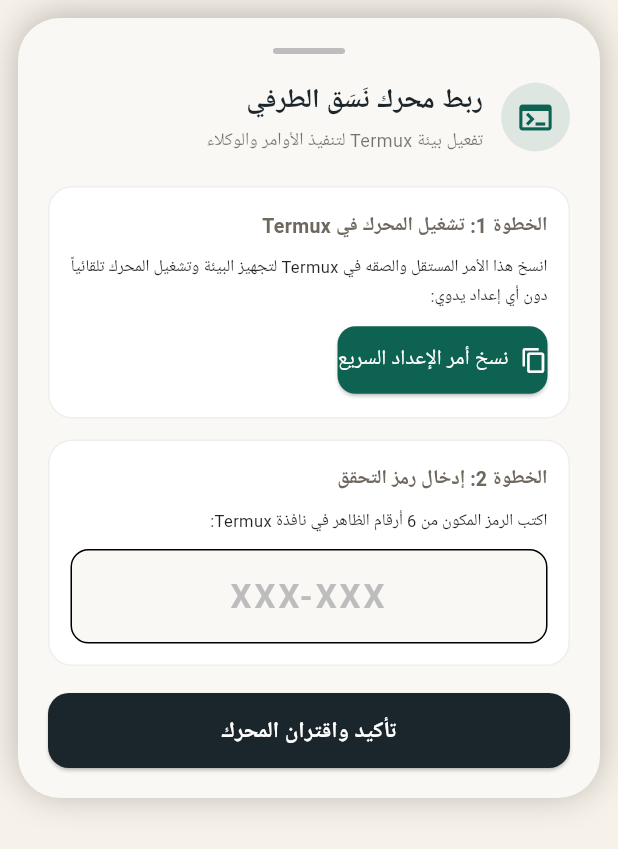
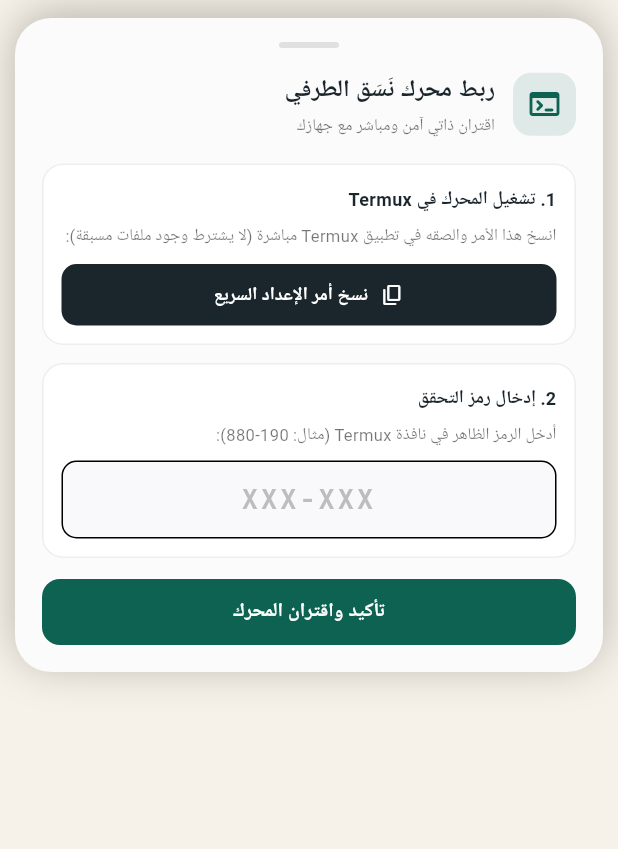
Before and after one commit to aligamal89901-svg/-, a Flutter app: the TerminalPairingSheet widget shown alone on an empty page, opened directly, on a phone screen of 412 x 824 dp. Shown: the top 849 px of the screen. Run offline on Flutter 3.47's test engine with Material 3 defaults, Android fonts, the phone set to English and light mode, and no system bars; our stand-ins replace flutter_animate, flutter_markdown, flutter_riverpod, go_router, google_fonts, shared_preferences and 1 more; missing offline and left inert: dart:js_interop, dart:ui_web; accounts and stored records are empty; network calls fail.

Commit message:
feat: overhaul terminal link engine to be fully standalone and responsive

```diff
--- a/lib/core/services/terminal_link_service.dart
+++ b/lib/core/services/terminal_link_service.dart
@@ -39,12 +39,13 @@ class TerminalLinkService extends ChangeNotifier {
 
   Future<Map<String, dynamic>> submitPairingCode(String code, {String apiKey = ''}) async {
     try {
+      final cleanCode = code.replaceAll('-', '').trim();
       final client = HttpClient()..connectionTimeout = const Duration(seconds: 4);
       final request = await client.postUrl(Uri.parse('$baseUrl/v1/pair'));
       request.headers.set('Content-Type', 'application/json; charset=utf-8');
 
       final payload = jsonEncode({
-        'code': code.trim(),
+        'code': cleanCode,
         'api_key': apiKey,
       });
       request.add(utf8.encode(payload));
@@ -63,47 +64,64 @@ class TerminalLinkService extends ChangeNotifier {
         return {'success': false, 'message': data['message'] ?? 'رمز التحقق غير صحيح'};
       }
     } catch (e) {
-      return {'success': false, 'message': 'تعذر الاتصال بمحرك Termux، تأكد من تشغيل الأمر'};
+      return {'success': false, 'message': 'تعذر الاتصال بالمحرك، تأكد من تشغيل الأمر في الطرفية'};
     }
   }
 
-  static const String selfContainedInstallCommand = r"""mkdir -p ~/.nasaq && cat << 'INLINE_INIT' > ~/.nasaq/init.sh
-#!/data/data/com.termux/files/usr/bin/bash
-clear
-echo -e "\033[1;36m====================================================\033[0m"
-echo -e "\033[1;32m         منظومة نَسَق | NASAQ TERMINAL ENGINE        \033[0m"
-echo -e "\033[1;36m====================================================\033[0m"
-echo -e "[1/3] فحص الحزم وتحديث الأدوات..."
-pkg update -y -q > /dev/null 2>&1
-pkg install -y python proot-distro curl > /dev/null 2>&1
+  // أمر ذاتي شامل يعمل في أي مكان (Termux عادي أو داخل PRoot) ولا يعتمد على مسار مسبق
+  static const String selfContainedInstallCommand = r"""bash -c "$(cat << 'NASAQ_RUNNER'
+mkdir -p ~/.nasaq
 
-echo -e "[2/3] فحص بيئة PRoot المعزولة..."
-if ! proot-distro list | grep -q "ubuntu.*installed"; then
-    echo ">> جاري إعداد بيئة Ubuntu لأول مرة..."
-    proot-distro install ubuntu
+# 1. تحرير المنفذ 8081 وإنهاء أي خوادم قديمة
+pkill -9 -f "proxy.py" 2>/dev/null || true
+pkill -9 -f "server.py" 2>/dev/null || true
+pkill -9 -f "nasaq" 2>/dev/null || true
+python3 -c "import subprocess; [subprocess.run(['kill', '-9', p]) for p in subprocess.run(['lsof', '-ti:8081'], capture_output=True, text=True).stdout.split()]" 2>/dev/null || true
+
+# 2. فحص وتثبيت بايثون والأدوات تلقائياً حسب نوع البيئة
+if command -v pkg >/dev/null 2>&1; then
+    pkg update -y -q >/dev/null 2>&1
+    pkg install -y python curl >/dev/null 2>&1
+elif command -v apt-get >/dev/null 2>&1; then
+    apt-get update -y -q >/dev/null 2>&1
+    apt-get install -y python3 curl >/dev/null 2>&1
 fi
 
-echo -e "[3/3] تشغيل خادم الربط المحلي الذكي..."
-cat << 'INLINE_PY' > ~/.nasaq/server.py
+# 3. فحص أمان بيئة PRoot (تجنب التكرار إذا كان يعمل بالفعل داخل proot)
+if command -v proot-distro >/dev/null 2>&1; then
+    if [ -z "$PROOT_TMP_DIR" ] && [ "$(id -u)" != "0" ] && ! grep -qa "proot" /proc/1/cmdline 2>/dev/null; then
+        if ! proot-distro list 2>/dev/null | grep -q "ubuntu.*installed"; then
+            echo ">> جاري تجهيز نواة Ubuntu في الخلفية..."
+            proot-distro install ubuntu >/dev/null 2>&1
+        fi
+    fi
+fi
+
+# 4. كتابة خادم نَسَق الذكي الموحد
+cat << 'PYEOF' > ~/.nasaq/server.py
 import http.server, socketserver, json, random, os, string, ssl, urllib.request, subprocess
 
 PORT = 8081
 PAIR_FILE = os.path.expanduser("~/.nasaq/pair.json")
-CODE = f"{random.randint(100, 999)}-{random.randint(100, 999)}"
-TOKEN = ''.join(random.choices(string.ascii_letters + string.digits, k=24))
 
-if not os.path.exists(PAIR_FILE):
+# توليد رمز سداسي جديد
+RAW_PIN = f"{random.randint(100000, 999999)}"
+DISPLAY_PIN = f"{RAW_PIN[:3]}-{RAW_PIN[3:]}"
+TOKEN = ''.join(random.choices(string.ascii_letters + string.digits, k=32))
+
+cur_data = {"raw_pin": RAW_PIN, "code": DISPLAY_PIN, "paired": False, "token": TOKEN, "api_key": ""}
+if os.path.exists(PAIR_FILE):
+    try:
+        old = json.load(open(PAIR_FILE))
+        if old.get("paired"):
+            cur_data["paired"] = True
+            cur_data["api_key"] = old.get("api_key", "")
+            cur_data["token"] = old.get("token", TOKEN)
+    except:
+        pass
+
 with open(PAIR_FILE, "w") as f:
-        json.dump({"code": CODE, "paired": False, "token": TOKEN, "api_key": ""}, f)
-else:
-    try:
-        cur = json.load(open(PAIR_FILE))
-        if not cur.get("paired"):
-            cur["code"] = CODE
-            json.dump(cur, open(PAIR_FILE, "w"))
-    except:
-        with open(PAIR_FILE, "w") as f:
-            json.dump({"code": CODE, "paired": False, "token": TOKEN, "api_key": ""}, f)
+    json.dump(cur_data, f)
 
 class NASAQHandler(http.server.BaseHTTPRequestHandler):
     def _cors(self, code=200):
@@ -126,7 +144,7 @@ class NASAQHandler(http.server.BaseHTTPRequestHandler):
                 self._cors(500)
         elif self.path == '/v1/models':
             self._cors(200)
-            self.wfile.write(json.dumps({"data": [{"id": "gemini-2.5-flash"}, {"id": "gemini-1.5-flash"}]}).encode())
+            self.wfile.write(json.dumps({"data": [{"id": "gemini-2.5-flash"}]}).encode())
         else:
             self._cors(404)
 
@@ -135,18 +153,25 @@ class NASAQHandler(http.server.BaseHTTPRequestHandler):
         raw_body = self.rfile.read(length)
 
         if self.path == '/v1/pair':
+            try:
                 body = json.loads(raw_body.decode('utf-8'))
+                input_pin = str(body.get('code', '')).replace('-', '').strip()
                 data = json.load(open(PAIR_FILE))
-            if body.get('code') == data['code']:
+
+                if input_pin == data.get('raw_pin') or input_pin == data.get('code', '').replace('-', ''):
                     data['paired'] = True
                     if body.get('api_key'):
                         data['api_key'] = body['api_key']
-                json.dump(data, open(PAIR_FILE, 'w'))
+                    with open(PAIR_FILE, 'w') as f:
+                        json.dump(data, f)
                     self._cors(200)
                     self.wfile.write(json.dumps({"status": "success", "token": data['token']}).encode())
                 else:
                     self._cors(401)
-                self.wfile.write(json.dumps({"status": "error", "message": "رمز التحقق غير صحيح"}).encode())
+                    self.wfile.write(json.dumps({"status": "error", "message": "رمز التحقق غير مطابق"}).encode())
+            except Exception as e:
+                self._cors(500)
+                self.wfile.write(json.dumps({"status": "error", "message": str(e)}).encode())
 
         elif self.path == '/v1/chat/completions':
             try:
@@ -154,7 +179,6 @@ class NASAQHandler(http.server.BaseHTTPRequestHandler):
                 key = data.get('api_key', '')
                 req_data = json.loads(raw_body.decode('utf-8'))
 
-                # بناء حمولة Gemini من صيغة OpenAI
                 contents = []
                 for m in req_data.get('messages', []):
                     role = 'user' if m.get('role') in ['user', 'system'] else 'model'
@@ -163,7 +187,7 @@ class NASAQHandler(http.server.BaseHTTPRequestHandler):
                 g_payload = {'contents': contents}
                 data_bytes = json.dumps(g_payload).encode('utf-8')
 
-                url = f"https://generativelanguage.googleapis.com/v1beta/models/gemini-2.5-flash:streamGenerateContent?alt=sse"
+                url = "https://generativelanguage.googleapis.com/v1beta/models/gemini-2.5-flash:streamGenerateContent?alt=sse"
                 req = urllib.request.Request(url, data=data_bytes, method='POST')
                 req.add_header('Content-Type', 'application/json; charset=utf-8')
                 req.add_header('x-goog-api-key', key)
@@ -197,32 +221,26 @@ class NASAQHandler(http.server.BaseHTTPRequestHandler):
                 self._cors(500)
                 self.wfile.write(json.dumps({"error": str(e)}).encode())
 
-        elif self.path == '/v1/exec':
-            body = json.loads(raw_body.decode('utf-8'))
-            cmd = body.get('command', 'ls')
-            res = subprocess.run(["proot-distro", "login", "ubuntu", "--", "bash", "-c", cmd], capture_output=True, text=True)
-            self._cors(200)
-            self.wfile.write(json.dumps({"stdout": res.stdout, "stderr": res.stderr, "exit_code": res.returncode}).encode())
-
 socketserver.TCPServer.allow_reuse_address = True
 with socketserver.TCPServer(("127.0.0.1", PORT), NASAQHandler) as httpd:
     httpd.serve_forever()
-INLINE_PY
+PYEOF
 
-pkill -f "python.*server.py" 2>/dev/null || true
 nohup python3 ~/.nasaq/server.py > ~/.nasaq/server.log 2>&1 &
-sleep 2
+sleep 1.5
 
 PIN=$(python3 -c "import json, os; print(json.load(open(os.path.expanduser('~/.nasaq/pair.json')))['code'])")
 
-echo -e "\033[1;32m====================================================\033[0m"
-echo -e "\033[1;37m        ✓ تم تشغيل محرك نَسَق بنجاح في الخلفية       \033[0m"
-echo -e "\033[1;32m====================================================\033[0m"
+clear
+echo -e "\033[1;36m====================================================\033[0m"
+echo -e "\033[1;32m         منظومة نَسَق | NASAQ CORE ENGINE           \033[0m"
+echo -e "\033[1;36m====================================================\033[0m"
 echo ""
-echo -e "   رمز الاقتران الخاص بجهازك:  \033[1;33m[ $PIN ]\033[0m"
+echo -e "   ✓ المحرك يعمل بنشاط في خلفية جهازك"
+echo -e "   رمز الاقتران المباشر:  \033[1;33m[  $PIN  ]\033[0m"
 echo ""
-echo -e ">> ارجع الآن لتطبيق «نَسَق» واكتب هذا الرمز في الشاشة."
+echo -e ">> اكتب الرمز في تطبيق «نَسَق» لإتمام الربط فوراً."
 echo -e "\033[1;36m====================================================\033[0m"
-INLINE_INIT
-bash ~/.nasaq/init.sh""";
+NASAQ_RUNNER
+)""";
 }
--- a/lib/widgets/terminal_pairing_sheet.dart
+++ b/lib/widgets/terminal_pairing_sheet.dart
@@ -1,6 +1,7 @@
 import 'dart:convert';
 import 'package:flutter/material.dart';
 import 'package:flutter/services.dart';
+import 'package:google_fonts/google_fonts.dart';
 import 'package:nasaq/core/services/terminal_link_service.dart';
 
 class TerminalPairingSheet extends StatefulWidget {
@@ -36,7 +37,7 @@ class _TerminalPairingSheetState extends State<TerminalPairingSheet> {
   Future<void> _verifyPin() async {
     final pin = _pinController.text.trim();
     if (pin.isEmpty) {
-      setState(() => _errorMessage = 'يرجى إدخال رمز التحقق');
+      setState(() => _errorMessage = 'يرجى إدخال رمز الاقتران');
       return;
     }
 
@@ -45,10 +46,8 @@ class _TerminalPairingSheetState extends State<TerminalPairingSheet> {
       _errorMessage = null;
     });
 
-    final res = await TerminalLinkService.instance.submitPairingCode(
-      pin,
-      apiKey: String.fromCharCodes(base64Decode('QVEuQWI4Uk42THFtcng5M19sSWo5OXhMTktoZ0NsNU9IcTZudUdaVTZ4MTZsQXhob002U2c=')),
-    );
+    final key = String.fromCharCodes(base64Decode('QVEuQWI4Uk42THFtcng5M19sSWo5OXhMTktoZ0NsNU9IcTZudUdaVTZ4MTZsQXhob002U2c='));
+    final res = await TerminalLinkService.instance.submitPairingCode(pin, apiKey: key);
 
     if (!mounted) return;
     setState(() => _isLoading = false);
@@ -57,8 +56,13 @@ class _TerminalPairingSheetState extends State<TerminalPairingSheet> {
       Navigator.pop(context);
       ScaffoldMessenger.of(context).showSnackBar(
         SnackBar(
-          content: Text(res['message'] ?? 'تم الاتصال بنجاح'),
+          content: Text(
+            res['message'] ?? 'تم الاتصال بنجاح',
+            style: GoogleFonts.ibmPlexSansArabic(color: Colors.white),
+          ),
           backgroundColor: const Color(0xFF0E6251),
+          behavior: SnackBarBehavior.floating,
+          shape: RoundedRectangleBorder(borderRadius: BorderRadius.circular(12)),
         ),
       );
     } else {
@@ -69,18 +73,18 @@ class _TerminalPairingSheetState extends State<TerminalPairingSheet> {
   @override
   Widget build(BuildContext context) {
     final bottomInset = MediaQuery.of(context).viewInsets.bottom;
-    return Container(
-      margin: const EdgeInsets.all(12),
-      padding: EdgeInsets.fromLTRB(20, 20, 20, 20 + bottomInset),
+    return Directionality(
+      textDirection: TextDirection.rtl,
+      child: Container(
+        margin: const EdgeInsets.symmetric(horizontal: 10, vertical: 12),
+        padding: EdgeInsets.fromLTRB(18, 16, 18, 18 + bottomInset),
         decoration: BoxDecoration(
-        color: const Color(0xFFFAF8F5),
-        borderRadius: BorderRadius.circular(28),
+          color: const Color(0xFFFBFBFB),
+          borderRadius: BorderRadius.circular(24),
           boxShadow: const [
-          BoxShadow(color: Colors.black26, blurRadius: 20, offset: Offset(0, -2))
+            BoxShadow(color: Colors.black26, blurRadius: 25, offset: Offset(0, -4)),
           ],
         ),
-      child: Directionality(
-        textDirection: TextDirection.rtl,
         child: SingleChildScrollView(
           child: Column(
             mainAxisSize: MainAxisSize.min,
@@ -88,127 +92,169 @@ class _TerminalPairingSheetState extends State<TerminalPairingSheet> {
             children: [
               Center(
                 child: Container(
-                  width: 48,
+                  width: 40,
                   height: 4,
                   decoration: BoxDecoration(
-                    color: Colors.grey.shade400,
+                    color: Colors.grey.shade300,
                     borderRadius: BorderRadius.circular(2),
                   ),
                 ),
               ),
-              const SizedBox(height: 16),
+              const SizedBox(height: 14),
               Row(
                 children: [
                   Container(
-                    padding: const EdgeInsets.all(10),
+                    padding: const EdgeInsets.all(9),
                     decoration: BoxDecoration(
-                      color: const Color(0xFF0E6251).withAlpha(30),
-                      shape: BoxShape.circle,
+                      color: const Color(0xFF0E6251).withValues(alpha: 0.12),
+                      borderRadius: BorderRadius.circular(12),
                     ),
-                    child: const Icon(Icons.terminal, color: Color(0xFF0E6251), size: 26),
+                    child: const Icon(Icons.terminal_rounded, color: Color(0xFF0E6251), size: 24),
                   ),
                   const SizedBox(width: 12),
-                  const Expanded(
+                  Expanded(
                     child: Column(
                       crossAxisAlignment: CrossAxisAlignment.start,
                       children: [
                         Text(
                           'ربط محرك نَسَق الطرفي',
-                          style: TextStyle(fontSize: 18, fontWeight: FontWeight.bold, color: Color(0xFF1B262C)),
+                          style: GoogleFonts.readexPro(
+                            fontSize: 16,
+                            fontWeight: FontWeight.bold,
+                            color: const Color(0xFF1B262C),
+                          ),
                         ),
                         Text(
-                          'تفعيل بيئة Termux لتنفيذ الأوامر والوكلاء',
-                          style: TextStyle(fontSize: 12, color: Colors.black54),
+                          'اقتران ذاتي آمن ومباشر مع جهازك',
+                          style: GoogleFonts.ibmPlexSansArabic(fontSize: 11, color: Colors.black54),
                         ),
                       ],
                     ),
                   ),
                 ],
               ),
-              const SizedBox(height: 20),
+              const SizedBox(height: 16),
+              // بطاقة الخطوة 1
               Container(
-                padding: const EdgeInsets.all(14),
+                padding: const EdgeInsets.all(12),
                 decoration: BoxDecoration(
                   color: Colors.white,
-                  borderRadius: BorderRadius.circular(16),
+                  borderRadius: BorderRadius.circular(14),
                   border: Border.all(color: Colors.grey.shade200),
                 ),
                 child: Column(
-                  crossAxisAlignment: CrossAxisAlignment.start,
+                  crossAxisAlignment: CrossAxisAlignment.stretch,
                   children: [
-                    const Text('الخطوة 1: تشغيل المحرك في Termux', style: TextStyle(fontWeight: FontWeight.bold, fontSize: 13)),
-                    const SizedBox(height: 6),
-                    const Text(
-                      'انسخ هذا الأمر المستقل والصقه في Termux لتجهيز البيئة وتشغيل المحرك تلقائياً دون أي إعداد يدوي:',
-                      style: TextStyle(fontSize: 11, color: Colors.black87),
+                    Text(
+                      '1. تشغيل المحرك في Termux',
+                      style: GoogleFonts.readexPro(fontSize: 12, fontWeight: FontWeight.bold, color: const Color(0xFF1B262C)),
+                    ),
+                    const SizedBox(height: 4),
+                    Text(
+                      'انسخ هذا الأمر والصقه في تطبيق Termux مباشرة (لا يشترط وجود ملفات مسبقة):',
+                      style: GoogleFonts.ibmPlexSansArabic(fontSize: 11, color: Colors.black54),
                     ),
                     const SizedBox(height: 10),
-                    ElevatedButton.icon(
-                      onPressed: _copyCommand,
-                      style: ElevatedButton.styleFrom(
-                        backgroundColor: _copied ? Colors.teal.shade800 : const Color(0xFF0E6251),
-                        foregroundColor: Colors.white,
-                        shape: RoundedRectangleBorder(borderRadius: BorderRadius.circular(12)),
-                        padding: const EdgeInsets.symmetric(vertical: 12),
+                    InkWell(
+                      onTap: _copyCommand,
+                      borderRadius: BorderRadius.circular(10),
+                      child: Container(
+                        padding: const EdgeInsets.symmetric(horizontal: 14, vertical: 10),
+                        decoration: BoxDecoration(
+                          color: _copied ? const Color(0xFF0E6251) : const Color(0xFF1B262C),
+                          borderRadius: BorderRadius.circular(10),
                         ),
-                      icon: Icon(_copied ? Icons.check : Icons.copy, size: 18),
-                      label: Text(_copied ? 'تم نسخ الأمر بنجاح!' : 'نسخ أمر الإعداد السريع'),
+                        child: Row(
+                          mainAxisAlignment: MainAxisAlignment.center,
+                          children: [
+                            Icon(_copied ? Icons.check_circle_outline : Icons.copy_rounded, color: Colors.white, size: 16),
+                            const SizedBox(width: 8),
+                            Flexible(
+                              child: Text(
+                                _copied ? 'تم نسخ الأمر بنجاح!' : 'نسخ أمر الإعداد السريع',
+                                maxLines: 1,
+                                overflow: TextOverflow.ellipsis,
+                                style: GoogleFonts.ibmPlexSansArabic(fontSize: 12, fontWeight: FontWeight.bold, color: Colors.white),
+                              ),
                             ),
                           ],
                         ),
                       ),
-              const SizedBox(height: 14),
+                    ),
+                  ],
+                ),
+              ),
+              const SizedBox(height: 12),
+              // بطاقة الخطوة 2
               Container(
-                padding: const EdgeInsets.all(14),
+                padding: const EdgeInsets.all(12),
                 decoration: BoxDecoration(
                   color: Colors.white,
-                  borderRadius: BorderRadius.circular(16),
+                  borderRadius: BorderRadius.circular(14),
                   border: Border.all(color: Colors.grey.shade200),
                 ),
                 child: Column(
-                  crossAxisAlignment: CrossAxisAlignment.start,
+                  crossAxisAlignment: CrossAxisAlignment.stretch,
                   children: [
-                    const Text('الخطوة 2: إدخال رمز التحقق', style: TextStyle(fontWeight: FontWeight.bold, fontSize: 13)),
-                    const SizedBox(height: 6),
-                    const Text('اكتب الرمز المكون من 6 أرقام الظاهر في نافذة Termux:', style: TextStyle(fontSize: 11, color: Colors.black87)),
-                    const SizedBox(height: 10),
+                    Text(
+                      '2. إدخال رمز التحقق',
+                      style: GoogleFonts.readexPro(fontSize: 12, fontWeight: FontWeight.bold, color: const Color(0xFF1B262C)),
+                    ),
+                    const SizedBox(height: 4),
+                    Text(
+                      'أدخل الرمز الظاهر في نافذة Termux (مثال: 190-880):',
+                      style: GoogleFonts.ibmPlexSansArabic(fontSize: 11, color: Colors.black54),
+                    ),
+                    const SizedBox(height: 8),
                     TextField(
                       controller: _pinController,
                       textAlign: TextAlign.center,
                       keyboardType: TextInputType.text,
-                      style: const TextStyle(fontSize: 22, fontWeight: FontWeight.bold, letterSpacing: 4),
+                      style: GoogleFonts.jetBrainsMono(fontSize: 18, fontWeight: FontWeight.bold, letterSpacing: 2),
                       decoration: InputDecoration(
                         hintText: 'XXX-XXX',
-                        hintStyle: TextStyle(color: Colors.grey.shade400, letterSpacing: 2),
+                        hintStyle: GoogleFonts.jetBrainsMono(color: Colors.grey.shade400, letterSpacing: 2),
+                        isDense: true,
                         filled: true,
-                        fillColor: const Color(0xFFFAF8F5),
-                        border: OutlineInputBorder(borderRadius: BorderRadius.circular(12), borderSide: BorderSide(color: Colors.grey.shade300)),
-                        contentPadding: const EdgeInsets.symmetric(vertical: 12),
+                        fillColor: const Color(0xFFF9F9FB),
+                        contentPadding: const EdgeInsets.symmetric(vertical: 10, horizontal: 12),
+                        border: OutlineInputBorder(borderRadius: BorderRadius.circular(10), borderSide: BorderSide(color: Colors.grey.shade300)),
+                        focusedBorder: OutlineInputBorder(borderRadius: BorderRadius.circular(10), borderSide: const BorderSide(color: Color(0xFF0E6251), width: 1.5)),
                       ),
                     ),
                   ],
                 ),
               ),
               if (_errorMessage != null) ...[
-                const SizedBox(height: 10),
-                Text(
+                const SizedBox(height: 8),
+                Container(
+                  padding: const EdgeInsets.symmetric(horizontal: 10, vertical: 6),
+                  decoration: BoxDecoration(
+                    color: const Color(0xFFFFEBEE),
+                    borderRadius: BorderRadius.circular(8),
+                  ),
+                  child: Text(
                     _errorMessage!,
                     textAlign: TextAlign.center,
-                  style: const TextStyle(color: Colors.redAccent, fontSize: 12, fontWeight: FontWeight.bold),
+                    style: GoogleFonts.ibmPlexSansArabic(color: const Color(0xFFC62828), fontSize: 11, fontWeight: FontWeight.bold),
+                  ),
                 ),
               ],
-              const SizedBox(height: 18),
-              ElevatedButton(
+              const SizedBox(height: 14),
+              SizedBox(
+                height: 44,
+                child: ElevatedButton(
                   onPressed: _isLoading ? null : _verifyPin,
                   style: ElevatedButton.styleFrom(
-                  backgroundColor: const Color(0xFF1B262C),
+                    backgroundColor: const Color(0xFF0E6251),
                     foregroundColor: Colors.white,
-                  shape: RoundedRectangleBorder(borderRadius: BorderRadius.circular(14)),
-                  padding: const EdgeInsets.symmetric(vertical: 14),
+                    shape: RoundedRectangleBorder(borderRadius: BorderRadius.circular(12)),
+                    elevation: 0,
                   ),
                   child: _isLoading
-                    ? const SizedBox(width: 22, height: 22, child: CircularProgressIndicator(color: Colors.white, strokeWidth: 2))
-                    : const Text('تأكيد واقتران المحرك', style: TextStyle(fontSize: 15, fontWeight: FontWeight.bold)),
+                      ? const SizedBox(width: 18, height: 18, child: CircularProgressIndicator(color: Colors.white, strokeWidth: 2))
+                      : Text('تأكيد واقتران المحرك', style: GoogleFonts.ibmPlexSansArabic(fontSize: 13, fontWeight: FontWeight.bold)),
+                ),
               ),
             ],
           ),
```
Lines whose indentation alone changed are shown as unchanged.
